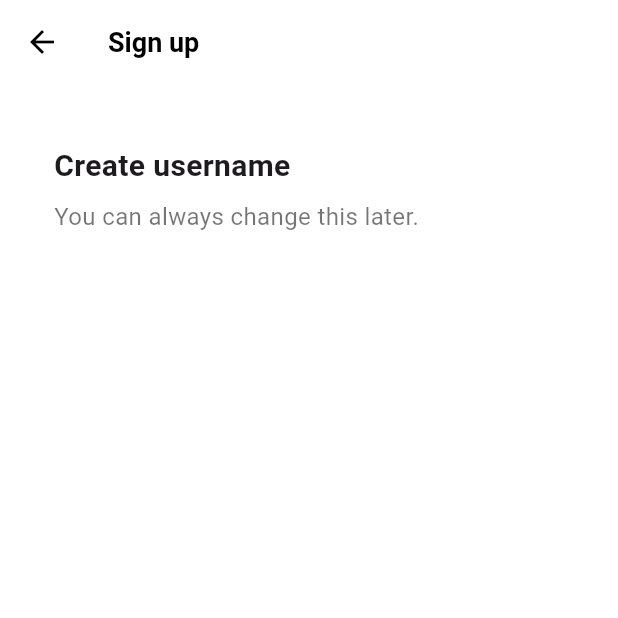
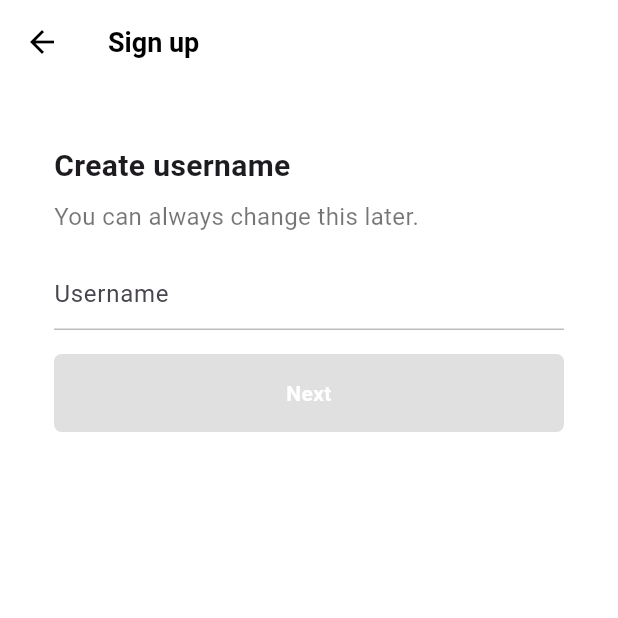
Before and after one commit to tm9704/titok_clone, a Flutter app: the screen it shows after launch, after a tap on "Use email & password", on a phone screen of 412 x 824 dp, the top half of it. Run offline on Flutter 3.47's test engine with Material 3 defaults, Android fonts, the phone set to English and light mode, and no system bars; our stand-ins replace font_awesome_flutter.

Commit message:
Username Screen

```diff
--- a/lib/features/authentication/email_screen.dart
+++ /dev/null
@@ -1,44 +0,0 @@
-import 'package:flutter/material.dart';
-import 'package:titok_clone/constants/gaps.dart';
-import 'package:titok_clone/constants/sizes.dart';
-
-class EmailScreen extends StatelessWidget {
-  const EmailScreen({super.key});
-
-  @override
-  Widget build(BuildContext context) {
-    return Scaffold(
-      appBar: AppBar(
-        title: const Text(
-          "Sign up",
-        ),
-      ),
-      body: const Padding(
-        padding: EdgeInsets.symmetric(
-          horizontal: Sizes.size36,
-        ),
-        child: Column(
-          crossAxisAlignment: CrossAxisAlignment.start,
-          children: [
-            Gaps.v40,
-            Text(
-              "Create username",
-              style: TextStyle(
-                fontSize: Sizes.size20,
-                fontWeight: FontWeight.w700,
-              ),
-            ),
-            Gaps.v8,
-            Text(
-              "You can always change this later.",
-              style: TextStyle(
-                fontSize: Sizes.size16,
-                color: Colors.black54,
-              ),
-            )
-          ],
-        ),
-      ),
-    );
-  }
-}
--- a/lib/features/authentication/sign_up_screen.dart
+++ b/lib/features/authentication/sign_up_screen.dart
@@ -2,7 +2,7 @@
 import 'package:font_awesome_flutter/font_awesome_flutter.dart';
 import 'package:titok_clone/constants/gaps.dart';
 import 'package:titok_clone/constants/sizes.dart';
-import 'package:titok_clone/features/authentication/email_screen.dart';
+import 'package:titok_clone/features/authentication/username_screen.dart';
 import 'package:titok_clone/features/authentication/login_screen.dart';
 import 'package:titok_clone/features/authentication/widgets/auth_button.dart';
 
@@ -20,7 +20,7 @@
   void _onEmailTap(BuildContext context) {
     Navigator.of(context).push(
       MaterialPageRoute(
-        builder: (context) => const EmailScreen(),
+        builder: (context) => const UsernameScreen(),
       ),
     );
   }
--- a/lib/features/authentication/username_screen.dart
+++ b/lib/features/authentication/username_screen.dart
@@ -0,0 +1,106 @@
+import 'package:flutter/material.dart';
+import 'package:titok_clone/constants/gaps.dart';
+import 'package:titok_clone/constants/sizes.dart';
+
+class UsernameScreen extends StatefulWidget {
+  const UsernameScreen({super.key});
+
+  @override
+  State<UsernameScreen> createState() => _UsernameScreenState();
+}
+
+class _UsernameScreenState extends State<UsernameScreen> {
+  final TextEditingController _usernameController = TextEditingController();
+
+  String _username = "";
+
+  @override
+  initState() {
+    super.initState();
+
+    _usernameController.addListener(() {
+      setState(() {
+        _username = _usernameController.text;
+      });
+    });
+  }
+
+  @override
+  Widget build(BuildContext context) {
+    return Scaffold(
+      appBar: AppBar(
+        title: const Text(
+          "Sign up",
+        ),
+      ),
+      body: Padding(
+        padding: const EdgeInsets.symmetric(
+          horizontal: Sizes.size36,
+        ),
+        child: Column(
+          crossAxisAlignment: CrossAxisAlignment.start,
+          children: [
+            Gaps.v40,
+            const Text(
+              "Create username",
+              style: TextStyle(
+                fontSize: Sizes.size20,
+                fontWeight: FontWeight.w700,
+              ),
+            ),
+            Gaps.v8,
+            const Text(
+              "You can always change this later.",
+              style: TextStyle(
+                fontSize: Sizes.size16,
+                color: Colors.black54,
+              ),
+            ),
+            Gaps.v16,
+            TextField(
+              controller: _usernameController,
+              decoration: InputDecoration(
+                hintText: "Username",
+                enabledBorder: UnderlineInputBorder(
+                  borderSide: BorderSide(
+                    color: Colors.grey.shade400,
+                  ),
+                ),
+                focusedBorder: UnderlineInputBorder(
+                  borderSide: BorderSide(
+                    color: Colors.grey.shade400,
+                  ),
+                ),
+              ),
+              cursorColor: Theme.of(context).primaryColor,
+            ),
+            Gaps.v16,
+            FractionallySizedBox(
+              widthFactor: 1,
+              child: AnimatedContainer(
+                padding: const EdgeInsets.symmetric(
+                  vertical: Sizes.size16,
+                ),
+                decoration: BoxDecoration(
+                  borderRadius: BorderRadius.circular(Sizes.size5),
+                  color: _username.isEmpty
+                      ? Colors.grey.shade300
+                      : Theme.of(context).primaryColor,
+                ),
+                duration: const Duration(milliseconds: 300),
+                child: const Text(
+                  'Next',
+                  textAlign: TextAlign.center,
+                  style: TextStyle(
+                    color: Colors.white,
+                    fontWeight: FontWeight.w600,
+                  ),
+                ),
+              ),
+            ),
+          ],
+        ),
+      ),
+    );
+  }
+}
```
